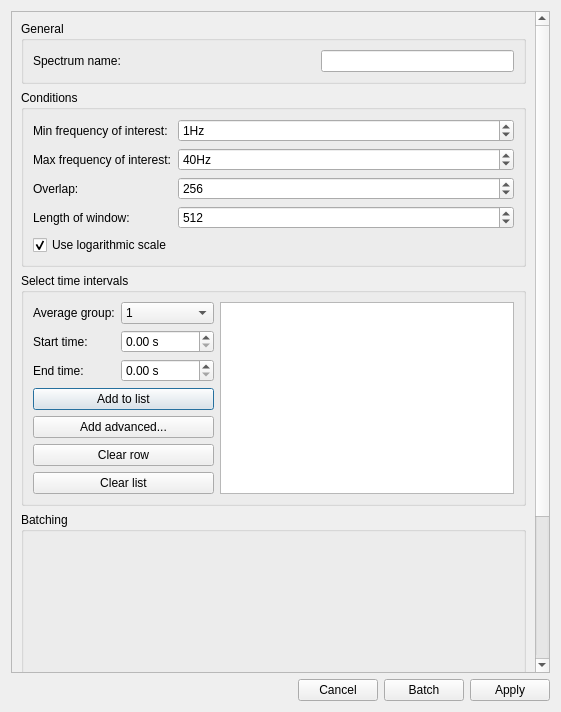
This is designer_ui_files/powerSpectrumDialogUi.ui in cibr-jyu/meggie as Qt 5 draws it before an edit. The edited form follows.
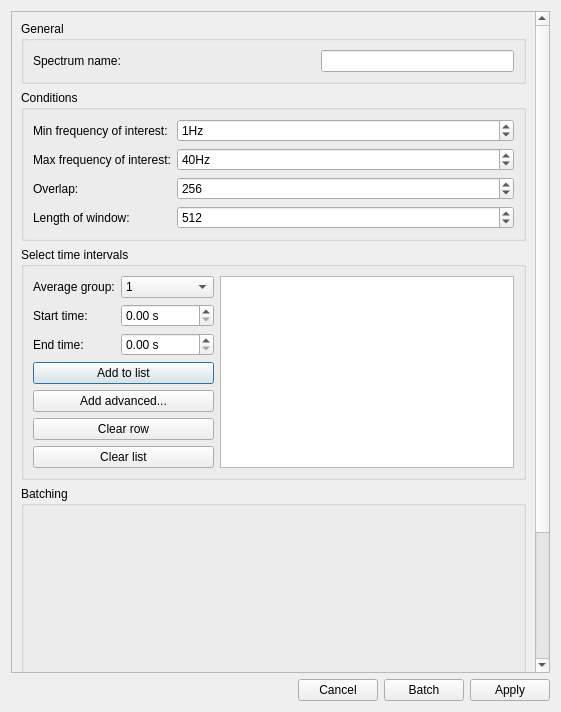
This is the edited form.

Commit message: Stop storing spectrums as log transformed

Patch:
```diff
--- a/designer_ui_files/powerSpectrumDialogUi.ui
+++ b/designer_ui_files/powerSpectrumDialogUi.ui
@@ -25,7 +25,7 @@
         <x>0</x>
         <y>0</y>
         <width>527</width>
-        <height>867</height>
+        <height>840</height>
        </rect>
       </property>
       <property name="minimumSize">
@@ -224,22 +224,6 @@
             </property>
            </widget>
           </item>
-          <item row="4" column="0">
-           <widget class="QCheckBox" name="checkBoxLogarithm">
-            <property name="layoutDirection">
-             <enum>Qt::LeftToRight</enum>
-            </property>
-            <property name="autoFillBackground">
-             <bool>false</bool>
-            </property>
-            <property name="text">
-             <string>Use logarithmic scale</string>
-            </property>
-            <property name="checked">
-             <bool>true</bool>
-            </property>
-           </widget>
-          </item>
           <item row="0" column="1">
            <widget class="QSpinBox" name="spinBoxFmin">
             <property name="focusPolicy">
```
Left out of the diff: 46 changed lines with no effect on the pictures. The commit also changes 4 other files.
